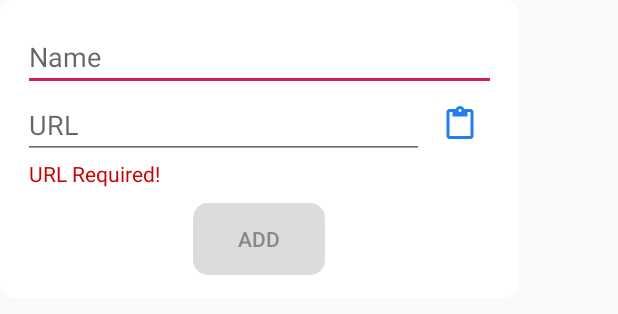
After one commit to hwu63/NUMAD20S-HuiyunWu, an Android app: the layout add_link_popup.xml on its own in the app's theme, with its tools: preview values and no code run, on a phone screen of 412 x 824 dp. The commit adds this screen. Shown: the top 314 px of the screen. Run offline under Robolectric (Android 15) with nearby library versions, the phone set to English and light mode, and no system bars.

Commit message:
Link Collector

```diff
--- a/app/build.gradle
+++ b/app/build.gradle
@@ -6,8 +6,8 @@ android {
         applicationId "whyellow.tk.numad20s_huiyunwu"
         minSdkVersion 26
         targetSdkVersion 28
-        versionCode 2
-        versionName "1.1"
+        versionCode 3
+        versionName "2.0"
         testInstrumentationRunner "androidx.test.runner.AndroidJUnitRunner"
     }
     buildTypes {
--- /dev/null
+++ b/app/src/main/res/drawable/button_text_color.xml
@@ -0,0 +1,11 @@
+<?xml version ="1.0" encoding ="utf-8"?><!--  Learn More about how to use App Actions: https://developer.android.com/guide/actions/index.html -->
+<selector xmlns:android="http://schemas.android.com/apk/res/android">
+
+    <!-- Unfocused and pressed -->
+    <item android:color="#888888"
+        android:state_enabled="false" />
+
+    <!-- Default color -->
+    <item android:color="#ffffff" />
+
+</selector>
--- /dev/null
+++ b/app/src/main/res/drawable/round_button.xml
@@ -0,0 +1,15 @@
+<?xml version="1.0" encoding="utf-8"?>
+<selector xmlns:android="http://schemas.android.com/apk/res/android">
+    <item android:state_enabled="true">
+        <shape android:padding="10dp" android:shape="rectangle">
+            <solid android:color="#2195f3" />
+            <corners android:radius="10dp"/>
+        </shape>
+    </item>
+    <item android:state_enabled="false" >
+        <shape android:padding="10dp" android:shape="rectangle">
+            <solid android:color="#dcdcdc"/>
+            <corners android:radius="10dp"/>
+        </shape>
+    </item>
+</selector>
--- /dev/null
+++ b/app/src/main/res/drawable/round_popup.xml
@@ -0,0 +1,7 @@
+<?xml version="1.0" encoding="utf-8"?>
+<shape xmlns:android="http://schemas.android.com/apk/res/android"
+    android:padding="10dp"
+    android:shape="rectangle">
+            <solid android:color="#ffffff" />
+            <corners android:radius="10dp"/>
+</shape>
--- /dev/null
+++ b/app/src/main/res/layout/add_link_popup.xml
@@ -0,0 +1,72 @@
+<?xml version="1.0" encoding="utf-8"?>
+<LinearLayout xmlns:android="http://schemas.android.com/apk/res/android"
+    xmlns:app="http://schemas.android.com/apk/res-auto"
+    android:layout_width="wrap_content"
+    android:layout_height="wrap_content"
+    android:background="@drawable/round_popup"
+    android:gravity="center"
+    android:orientation="vertical">
+
+
+    <EditText
+        android:id="@+id/Link_name"
+        android:layout_width="315dp"
+        android:layout_height="wrap_content"
+        android:layout_marginHorizontal="15dp"
+        android:layout_marginTop="15dp"
+        android:autofillHints="@string/example_name"
+        android:ems="10"
+        android:hint="@string/link_name"
+        android:importantForAutofill="no"
+        android:inputType="textPersonName" />
+
+    <LinearLayout
+        android:layout_width="wrap_content"
+        android:layout_height="wrap_content"
+        android:orientation="horizontal">
+
+        <EditText
+            android:id="@+id/Link_address"
+            android:layout_width="267dp"
+            android:layout_height="wrap_content"
+            android:autofillHints="@string/example_url"
+            android:ems="10"
+            android:hint="@string/link_url"
+            android:importantForAutofill="no"
+            android:inputType="textUri"
+            android:labelFor="@id/paste" />
+
+        <ImageButton
+            android:id="@+id/paste"
+            android:layout_width="0dp"
+            android:layout_height="wrap_content"
+            android:layout_weight="1"
+            android:backgroundTint="#FFFFFF"
+            android:contentDescription="@string/paste"
+            android:tint="#237FF0"
+            app:srcCompat="?attr/actionModePasteDrawable" />
+
+    </LinearLayout>
+
+    <TextView
+        android:id="@+id/url_warning"
+        android:layout_width="313dp"
+        android:layout_height="wrap_content"
+        android:layout_marginStart="3dp"
+        android:text="@string/url_warning"
+        android:textColor="@android:color/holo_red_dark"
+        android:textColorLink="#FFFFFF" />
+
+    <Button
+        android:id="@+id/Add_Link"
+        android:layout_width="wrap_content"
+        android:layout_height="wrap_content"
+        android:layout_marginTop="10dp"
+        android:layout_marginBottom="15dp"
+        android:background="@drawable/round_button"
+        android:enabled="false"
+        android:labelFor="@id/Link_name"
+        android:text="@string/add_link"
+        android:textColor="@drawable/button_text_color"/>
+
+</LinearLayout>
--- /dev/null
+++ b/app/src/main/res/values/dimens.xml
@@ -0,0 +1,3 @@
+<resources>
+    <dimen name="fab_margin">16dp</dimen>
+</resources>
--- a/app/src/main/res/values/strings.xml
+++ b/app/src/main/res/values/strings.xml
@@ -9,4 +9,15 @@
     <string name="dummy_button">Dummy Button</string>
     <string name="dummy_content">DUMMY\nCONTENT</string>
     <string name="splash">splash</string>
+    <string name="title_activity_link__collector">Link_Collector</string>
+    <string name="link_name">Name</string>
+    <string name="link_url">URL</string>
+    <string name="autofill_address">https://</string>
+    <string name="paste">PASTE</string>
+    <string name="add_link">Add</string>
+    <string name="link_collector">Link Collector</string>
+    <string name="example_name">Google</string>
+    <string name="example_url">https://google.com</string>
+    <string name="url_warning">URL Required!</string>
+    <string name="empty_warning">Your List is Empty!</string>
 </resources>
--- a/app/src/main/res/values/styles.xml
+++ b/app/src/main/res/values/styles.xml
@@ -6,10 +6,25 @@
         <item name="colorPrimary">@color/colorPrimary</item>
         <item name="colorPrimaryDark">@color/colorPrimaryDark</item>
         <item name="colorAccent">@color/colorAccent</item>
+        <item name="android:popupMenuStyle">@style/PopupMenu</item>
     </style>
 
     <style name="SplashScreenTheme" parent="Theme.AppCompat.Light.NoActionBar">
-        <item name ="android:windowBackground"> @drawable/splashscreen</item>
+        <item name="android:windowBackground">@drawable/splashscreen</item>
+    </style>
+
+    <style name="AppTheme.NoActionBar">
+        <item name="windowActionBar">false</item>
+        <item name="windowNoTitle">true</item>
+        <item name="android:popupMenuStyle">@style/PopupMenu</item>
+    </style>
+
+    <style name="AppTheme.AppBarOverlay" parent="ThemeOverlay.AppCompat.Dark.ActionBar" />
+
+    <style name="AppTheme.PopupOverlay" parent="ThemeOverlay.AppCompat.Light" />
+
+    <style name="PopupMenu" parent="@android:style/Widget.PopupMenu">
+        <item name="android:popupBackground">@android:color/white</item>
     </style>
 
 </resources>
```
Also changed, not shown: app/src/main/AndroidManifest.xml (+7 -2 lines), app/src/main/java/whyellow/tk/numad20s_huiyunwu/Link.java (added, +24 -0 lines), app/src/main/java/whyellow/tk/numad20s_huiyunwu/LinkAdapter.java (added, +69 -0 lines), app/src/main/java/whyellow/tk/numad20s_huiyunwu/Link_Collector.java (added, +195 -0 lines), app/src/main/java/whyellow/tk/numad20s_huiyunwu/MainActivity.java (+13 -4 lines), app/src/main/res/layout/activity_link__collector.xml (added, +35 -0 lines), app/src/main/res/layout/activity_main.xml (+27 -8 lines), app/src/main/res/layout/content_link__collector.xml (added, +34 -0 lines), app/src/main/res/layout/row_layout.xml (added, +30 -0 lines).
